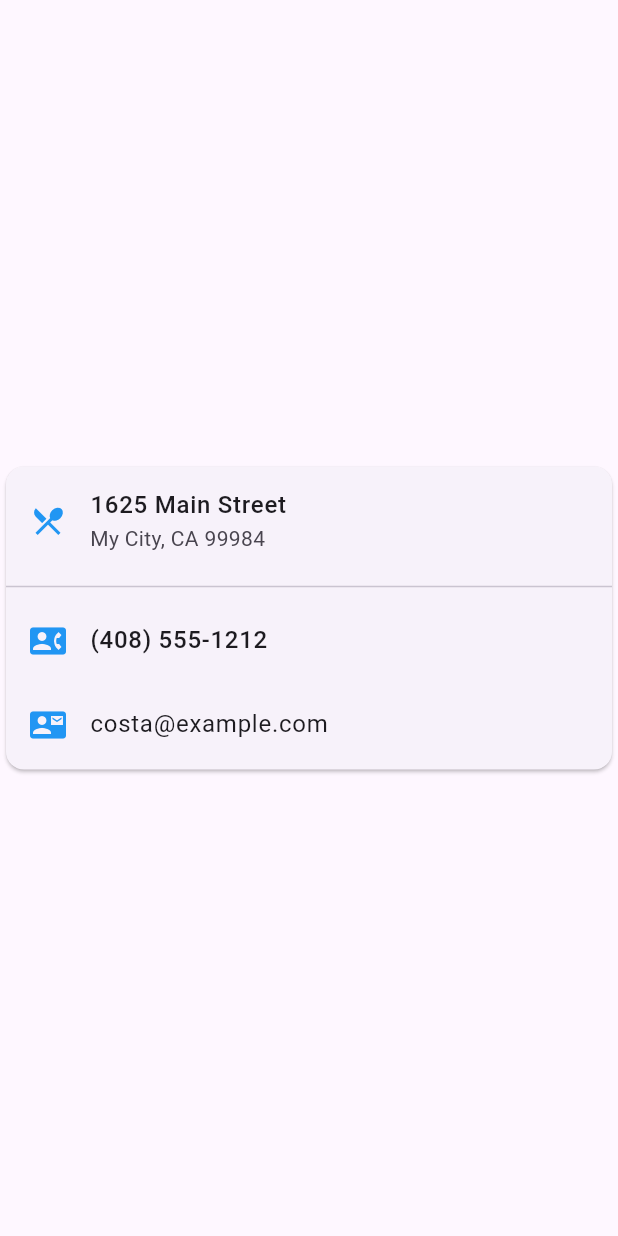
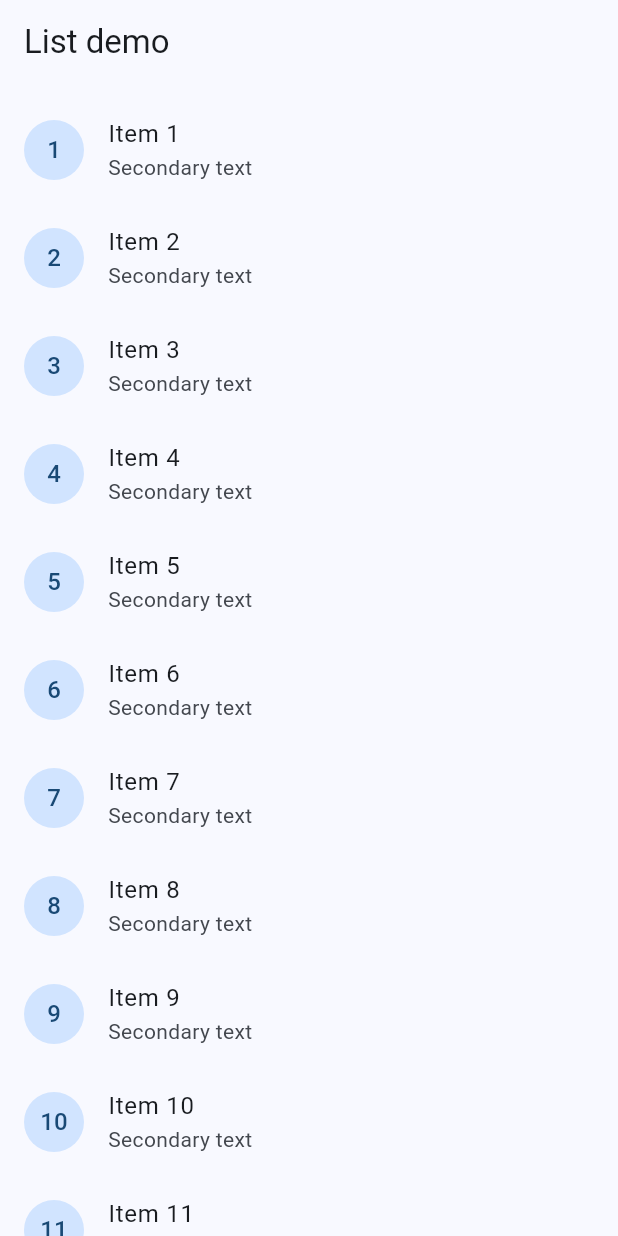
Before and after one commit to deaaww/PM, a Flutter app: the screen it shows after launch, on a phone screen of 412 x 824 dp. Run offline on Flutter 3.47's test engine with Material 3 defaults, Android fonts, the phone set to English and light mode, and no system bars.

Commit message:
ListTile

```diff
--- a/Week#06/src/basic_layout_flutter/lib/main.dart
+++ b/Week#06/src/basic_layout_flutter/lib/main.dart
@@ -1,52 +1,50 @@
+// Copyright 2019 The Flutter team. All rights reserved.
+// Use of this source code is governed by a BSD-style license that can be
+// found in the LICENSE file.
+
 import 'package:flutter/material.dart';
 
-void main() {
-  runApp(const MyApp());
-}
+class ListDemo extends StatelessWidget {
+  const ListDemo({super.key, required this.type});
 
-class MyApp extends StatelessWidget {
-  const MyApp({super.key});
+  final ListDemoType type;
 
   @override
   Widget build(BuildContext context) {
     return MaterialApp(
+      theme: ThemeData(
+        colorScheme: ColorScheme.fromSeed(seedColor: Colors.blue),
+      ),
       home: Scaffold(
-        body: Center(
-          child: _buildCard(),
+        appBar: AppBar(
+          automaticallyImplyLeading: false,
+          title: const Text('List demo'),
         ),
-      ),
-    );
-  }
-
-  Widget _buildCard() {
-    return SizedBox(
-      height: 210,
-      child: Card(
-        child: Column(
-          children: [
-            ListTile(
-              title: const Text(
-                '1625 Main Street',
-                style: TextStyle(fontWeight: FontWeight.w500),
-              ),
-              subtitle: const Text('My City, CA 99984'),
-              leading: Icon(Icons.restaurant_menu, color: Colors.blue[500]),
-            ),
-            const Divider(),
-            ListTile(
-              title: const Text(
-                '(408) 555-1212',
-                style: TextStyle(fontWeight: FontWeight.w500),
-              ),
-              leading: Icon(Icons.contact_phone, color: Colors.blue[500]),
-            ),
-            ListTile(
-              title: const Text('costa@example.com'),
-              leading: Icon(Icons.contact_mail, color: Colors.blue[500]),
-            ),
-          ],
+        body: Scrollbar(
+          child: ListView(
+            restorationId: 'list_demo_list_view',
+            padding: const EdgeInsets.symmetric(vertical: 8),
+            children: [
+              for (var index = 1; index < 21; index++)
+                ListTile(
+                  leading: ExcludeSemantics(
+                    child: CircleAvatar(child: Text('$index')),
+                  ),
+                  title: Text('Item $index'),
+                  subtitle: type == ListDemoType.twoLine
+                      ? const Text('Secondary text')
+                      : null,
+                ),
+            ],
+          ),
         ),
       ),
     );
   }
 }
+
+enum ListDemoType { oneLine, twoLine }
+
+void main() {
+  runApp(const ListDemo(type: ListDemoType.twoLine));
+}
```
Also changed, not shown: Week#06/src/basic_layout_flutter/images/list_tile.png (added), 1 other file.
